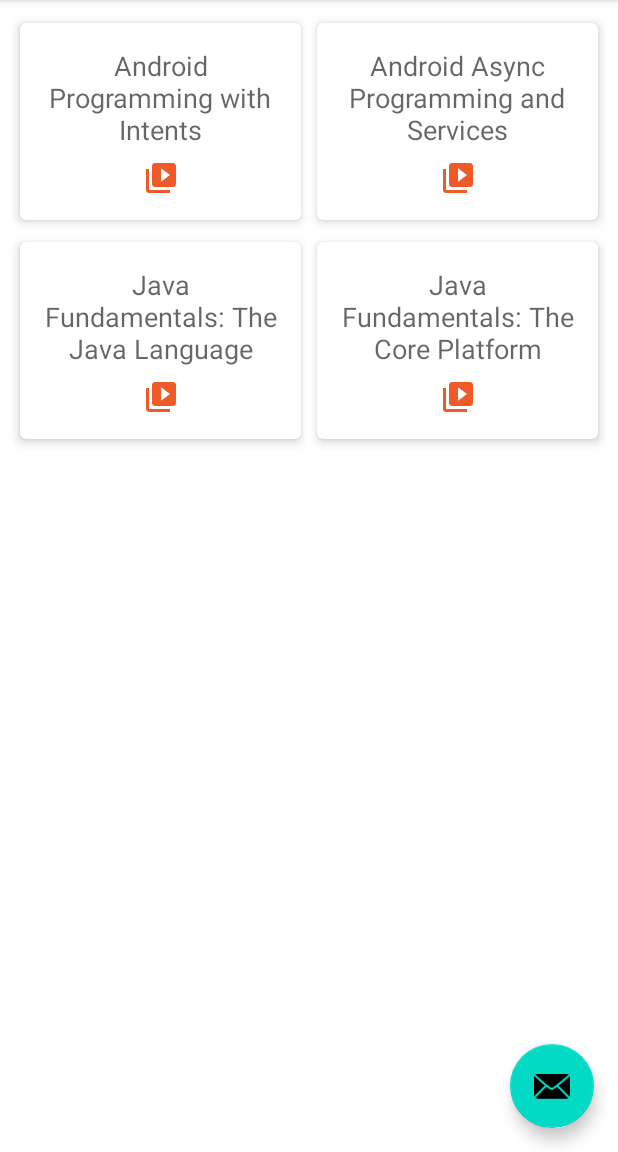
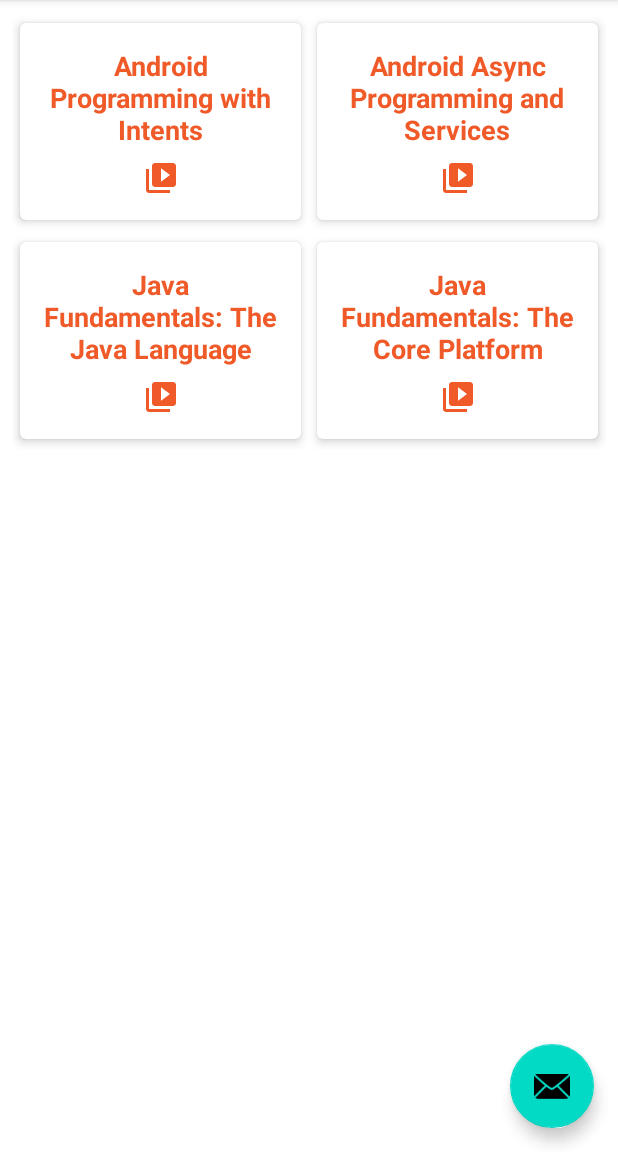
Before and after one commit to ldecorps/NoteKeeper, an Android app: the screen it shows after launch (MainActivity), in the side drawer, after a tap on "Courses", on a phone screen of 412 x 824 dp, the part 84-1236 px from its top. Run offline under Robolectric (Android 15) with nearby library versions, the phone set to English and light mode, and no system bars.

Commit message:
Customizing App Appearance with Styles and Themes
Creating a Text Style

```diff
--- a/app/src/main/res/layout/item_course_list.xml
+++ b/app/src/main/res/layout/item_course_list.xml
@@ -21,15 +21,12 @@
                 android:id="@+id/text_course"
                 android:layout_width="0dp"
                 android:layout_height="wrap_content"
-                android:layout_marginLeft="0dp"
-                android:layout_marginRight="0dp"
-                android:layout_marginTop="0dp"
                 android:text="TextView"
                 android:textAlignment="center"
-                android:textAppearance="@android:style/TextAppearance.Material.Medium"
+                android:textAppearance="@style/CourseTitle"
                 app:layout_constraintLeft_toLeftOf="parent"
                 app:layout_constraintRight_toRightOf="parent"
-                app:layout_constraintTop_toTopOf="parent"/>
+                app:layout_constraintTop_toTopOf="parent" />
 
             <ImageView
                 android:id="@+id/imageView2"
--- a/app/src/main/res/layout/item_note_list.xml
+++ b/app/src/main/res/layout/item_note_list.xml
@@ -34,13 +34,11 @@
                 android:layout_width="0dp"
                 android:layout_height="wrap_content"
                 android:layout_marginLeft="8dp"
-                android:layout_marginRight="0dp"
-                android:layout_marginTop="0dp"
                 android:text="TextView"
-                android:textAppearance="@android:style/TextAppearance.Material.Large"
+                android:textAppearance="@style/CourseTitle"
                 app:layout_constraintLeft_toRightOf="@+id/imageView3"
                 app:layout_constraintRight_toRightOf="parent"
-                app:layout_constraintTop_toTopOf="parent"/>
+                app:layout_constraintTop_toTopOf="parent" />
 
             <TextView
                 android:id="@+id/text_title"
--- a/app/src/main/res/values/themes.xml
+++ b/app/src/main/res/values/themes.xml
@@ -22,4 +22,9 @@
     <style name="Theme.NoteKeeper.AppBarOverlay" parent="ThemeOverlay.AppCompat.Dark.ActionBar" />
 
     <style name="Theme.NoteKeeper.PopupOverlay" parent="ThemeOverlay.AppCompat.Light" />
+
+    <style name="CourseTitle" parent ="@android:style/TextAppearance.Material.Medium">
+        <item name="android:textColor">@color/pluralsight_orange</item>
+        <item name="android:textStyle">bold</item>
+    </style>
 </resources>
```
